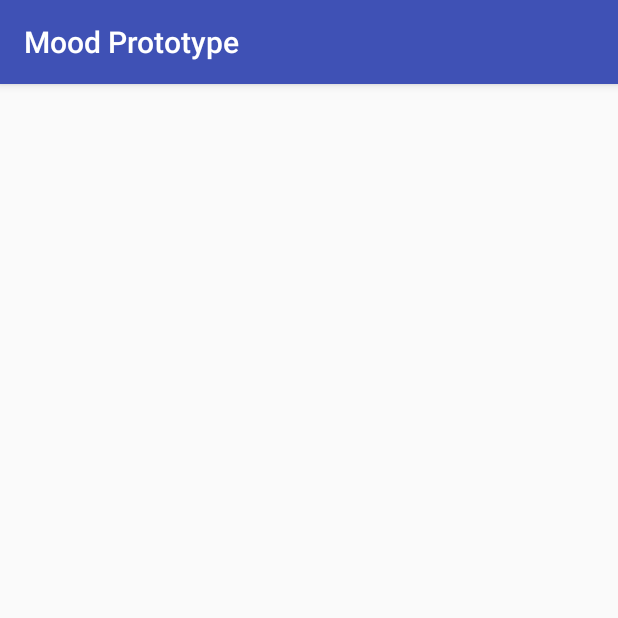
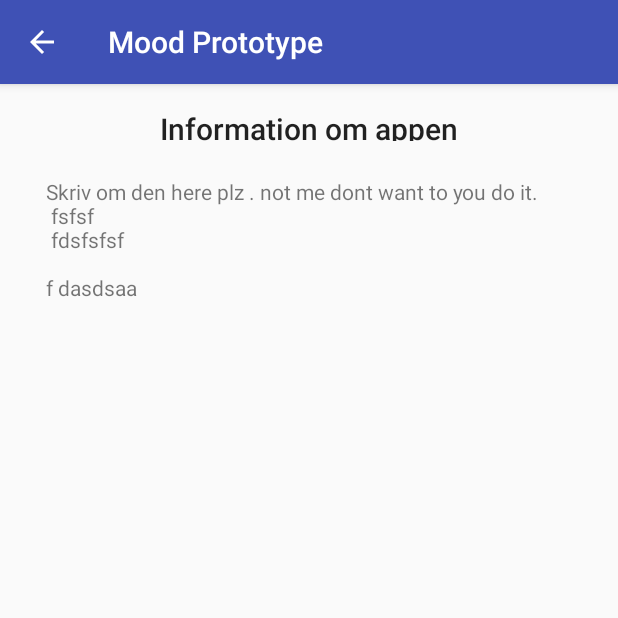
Before and after one commit to mathiassand/P2, an Android app: the InfoActivity screen opened directly, with no data from a screen before it, on a phone screen of 412 x 824 dp, the top half of it. Run offline under Robolectric (Android 15) with nearby library versions, the phone set to English and light mode, and no system bars.

Commit message:
have made back button in title bare and a info page

```diff
--- a/MoodPrototype/app/src/main/AndroidManifest.xml
+++ b/MoodPrototype/app/src/main/AndroidManifest.xml
@@ -22,7 +22,8 @@
         <activity
             android:name=".moodLogging"
             android:label="@string/mood_logging"></activity>
-        <activity android:name=".InfoActivity"></activity>
+        <activity android:name=".InfoActivity"
+            ></activity>
     </application>
 
 </manifest>
--- a/MoodPrototype/app/src/main/java/com/p2prototype/b217/moodprototype/InfoActivity.java
+++ b/MoodPrototype/app/src/main/java/com/p2prototype/b217/moodprototype/InfoActivity.java
@@ -1,13 +1,31 @@
 package com.p2prototype.b217.moodprototype;
 
+import android.app.ActionBar;
+import android.content.Intent;
 import android.support.v7.app.AppCompatActivity;
 import android.os.Bundle;
+import android.view.Menu;
+import android.view.MenuItem;
 
 public class InfoActivity extends AppCompatActivity {
+
 
     @Override
     protected void onCreate(Bundle savedInstanceState) {
         super.onCreate(savedInstanceState);
         setContentView(R.layout.activity_info);
+        getSupportActionBar().setDisplayHomeAsUpEnabled(true);
+    }
+    @Override
+    public boolean onOptionsItemSelected(MenuItem item) {
+        switch (item.getItemId()) {
+            case android.R.id.home:
+                finish();
+                return true;
+        }
+        return super.onOptionsItemSelected(item);
+    }
+    public boolean onCreateOptionsMenu(Menu menu) {
+        return true;
     }
 }
--- a/MoodPrototype/app/src/main/java/com/p2prototype/b217/moodprototype/MainActivity.java
+++ b/MoodPrototype/app/src/main/java/com/p2prototype/b217/moodprototype/MainActivity.java
@@ -18,4 +18,10 @@ public class MainActivity extends AppCompatActivity {
         Intent openMoodScreen = new Intent(this,moodLogging.class);
         startActivity(openMoodScreen);
     }
+    public void InfoButtonPressed(View view){
+
+
+        Intent openInfoScreen = new Intent(this,InfoActivity.class);
+        startActivity(openInfoScreen);
+    }
 }
--- a/MoodPrototype/app/src/main/res/layout/activity_info.xml
+++ b/MoodPrototype/app/src/main/res/layout/activity_info.xml
@@ -6,4 +6,33 @@
     android:layout_height="match_parent"
     tools:context="com.p2prototype.b217.moodprototype.InfoActivity">
 
+
+    <TextView
+        android:id="@+id/textView2"
+        android:layout_width="210dp"
+        android:layout_height="22dp"
+        android:layout_marginLeft="8dp"
+        android:layout_marginRight="8dp"
+        android:layout_marginTop="16dp"
+        android:gravity="center"
+        android:text="Information om appen"
+        android:textAppearance="@style/TextAppearance.AppCompat.Title"
+        app:layout_constraintHorizontal_bias="0.502"
+        app:layout_constraintLeft_toLeftOf="parent"
+        app:layout_constraintRight_toRightOf="parent"
+        app:layout_constraintTop_toTopOf="parent" />
+
+    <TextView
+        android:id="@+id/textView3"
+        android:layout_width="353dp"
+        android:layout_height="348dp"
+        android:layout_marginLeft="8dp"
+        android:layout_marginRight="8dp"
+        android:layout_marginTop="24dp"
+        android:text="Skriv om den here plz . not me dont want to you do it.\n fsfsf \n fdsfsfsf \n \nf dasdsaa"
+        app:layout_constraintHorizontal_bias="0.533"
+        app:layout_constraintLeft_toLeftOf="parent"
+        app:layout_constraintRight_toRightOf="parent"
+        app:layout_constraintTop_toBottomOf="@+id/textView2" />
+
 </android.support.constraint.ConstraintLayout>
--- a/MoodPrototype/app/src/main/res/layout/activity_main.xml
+++ b/MoodPrototype/app/src/main/res/layout/activity_main.xml
@@ -114,7 +114,8 @@
             android:layout_height="match_parent"
             android:scaleType="centerCrop"
             app:srcCompat="@mipmap/info_button"
-            android:background="@color/white"/>
+            android:background="@color/white"
+            android:onClick="InfoButtonPressed"/>
             <TextView
                 android:id="@+id/infoText"
                 android:layout_width="wrap_content"
```
Also changed, not shown: MoodPrototype/app/src/main/java/com/p2prototype/b217/moodprototype/moodLogging.java (+14 -0 lines).
